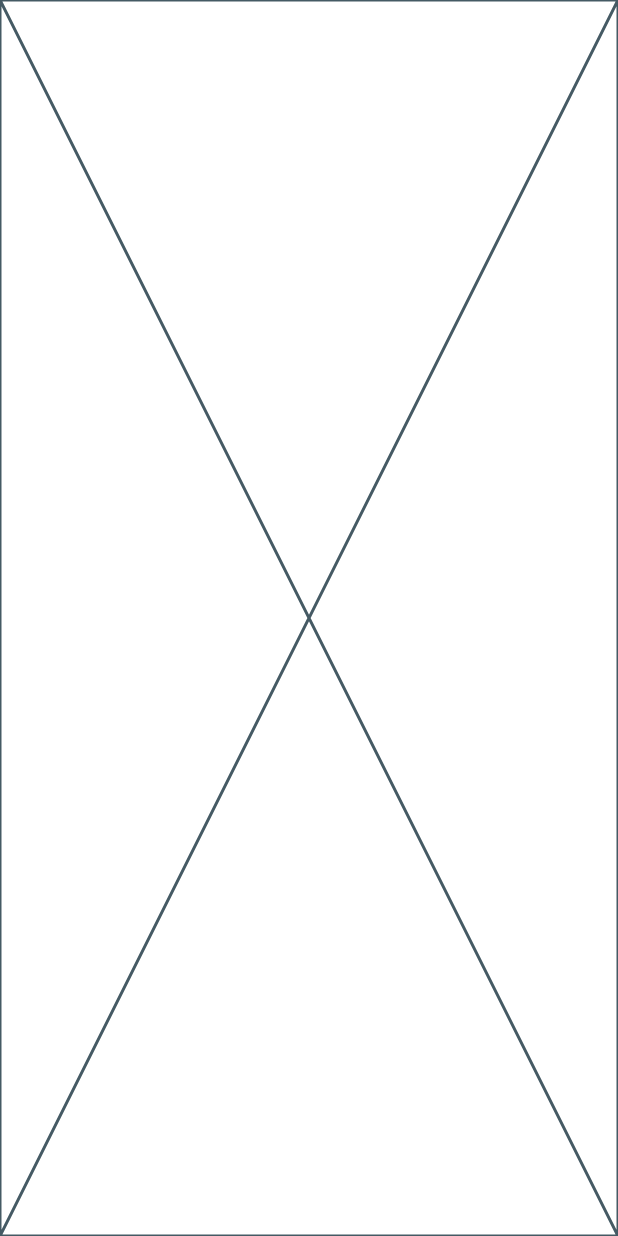
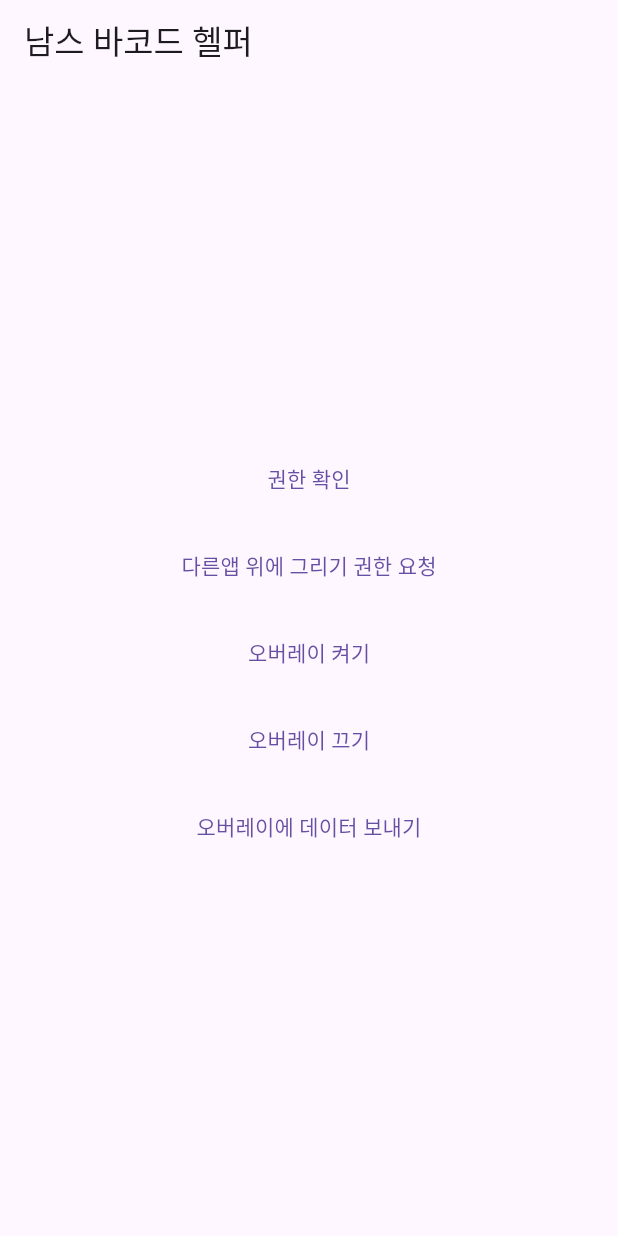
Before and after one commit to GyunHo/NamsHelper, a Flutter app: the screen it shows after launch, on a phone screen of 412 x 824 dp. Run offline on Flutter 3.47's test engine with Material 3 defaults, Android fonts, the phone set to English and light mode, and no system bars; missing offline and left inert: flutter_overlay_window.

Commit message:
테스트 기능

```diff
--- a/lib/home_page.dart
+++ b/lib/home_page.dart
@@ -1,5 +1,9 @@
+import 'dart:developer';
+
 import 'package:flutter/material.dart';
-
+import 'package:flutter/services.dart';
+import 'package:flutter_overlay_window/flutter_overlay_window.dart';
+import '';
 
 class HomePage extends StatefulWidget {
   const HomePage({super.key});
@@ -11,6 +15,72 @@ class HomePage extends StatefulWidget {
 class _HomePageState extends State<HomePage> {
   @override
   Widget build(BuildContext context) {
-    return const Placeholder();
+    Size size = MediaQuery.of(context).size;
+    double height = size.height * 0.2;
+    int overlayHeight = height.toInt();
+
+    return Scaffold(
+      appBar: AppBar(
+        title: const Text('남스 바코드 헬퍼'),
+      ),
+      body: Center(
+        child: SingleChildScrollView(
+          child: Column(
+            children: [
+              TextButton(
+                onPressed: () async {
+                  final status =
+                      await FlutterOverlayWindow.isPermissionGranted();
+                  log('권한 승인 상태: $status');
+                },
+                child: const Text("권한 확인"),
+              ),
+              const SizedBox(height: 10.0),
+              TextButton(
+                onPressed: () async {
+                  final bool? res =
+                      await FlutterOverlayWindow.requestPermission();
+                  log("권한 승인 요청 결과: $res");
+                },
+                child: const Text("다른앱 위에 그리기 권한 요청"),
+              ),
+              const SizedBox(height: 10.0),
+              TextButton(
+                  onPressed: () async {
+                    final isActive = await FlutterOverlayWindow.isActive();
+                    if (isActive) return;
+                    await FlutterOverlayWindow.showOverlay(
+                        enableDrag: true,
+                        overlayTitle: '남스 헬퍼',
+                        overlayContent: '남스 헬퍼 실행중',
+                        flag: OverlayFlag.focusPointer,
+                        visibility: NotificationVisibility.visibilityPublic,
+                        positionGravity: PositionGravity.auto,
+                        height: overlayHeight,
+                        width: WindowSize.matchParent);
+                  },
+                  child: const Text('오버레이 켜기')),
+              const SizedBox(height: 10.0),
+              TextButton(
+                onPressed: () async {
+                  await FlutterOverlayWindow.closeOverlay();
+                },
+                child: const Text("오버레이 끄기"),
+              ),
+              const SizedBox(height: 10.0),
+              TextButton(
+                onPressed: () async {
+                  await Clipboard.setData(
+                      const ClipboardData(text: '클립보드 테스트'));
+                  await FlutterOverlayWindow.shareData('쉐어 데이터 테스트');
+                },
+                child: const Text("오버레이에 데이터 보내기"),
+              ),
+              const SizedBox(height: 10.0),
+            ],
+          ),
+        ),
+      ),
+    );
   }
 }
```
Also changed, not shown: lib/overlay_page.dart (+61 -1 lines).
